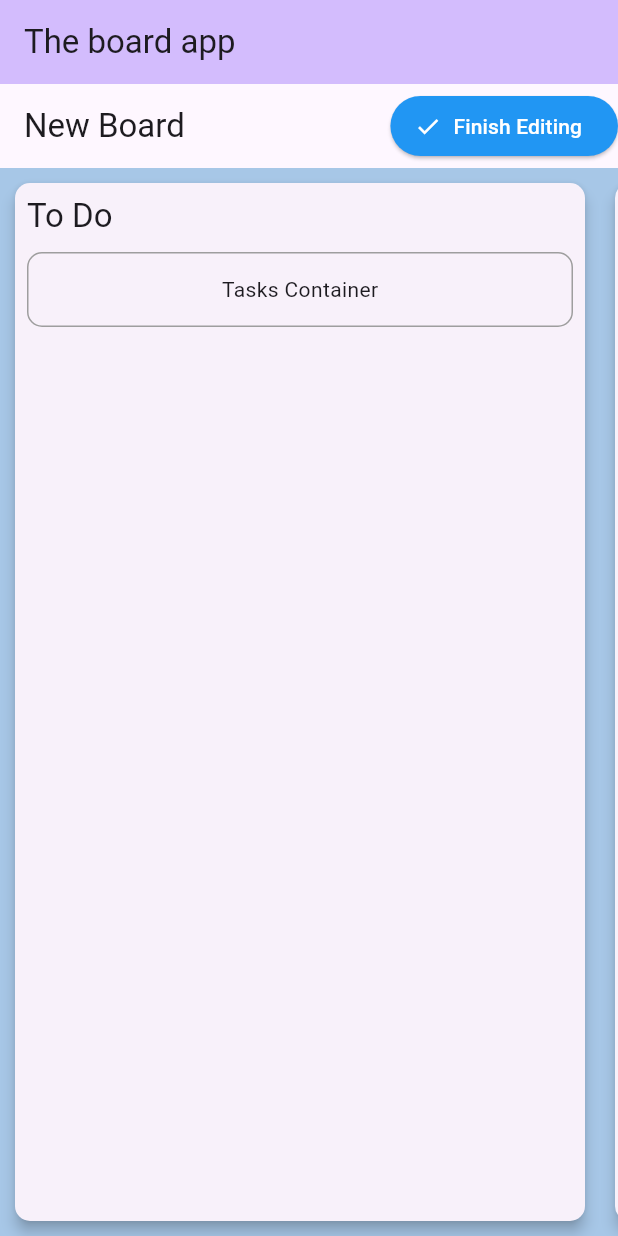
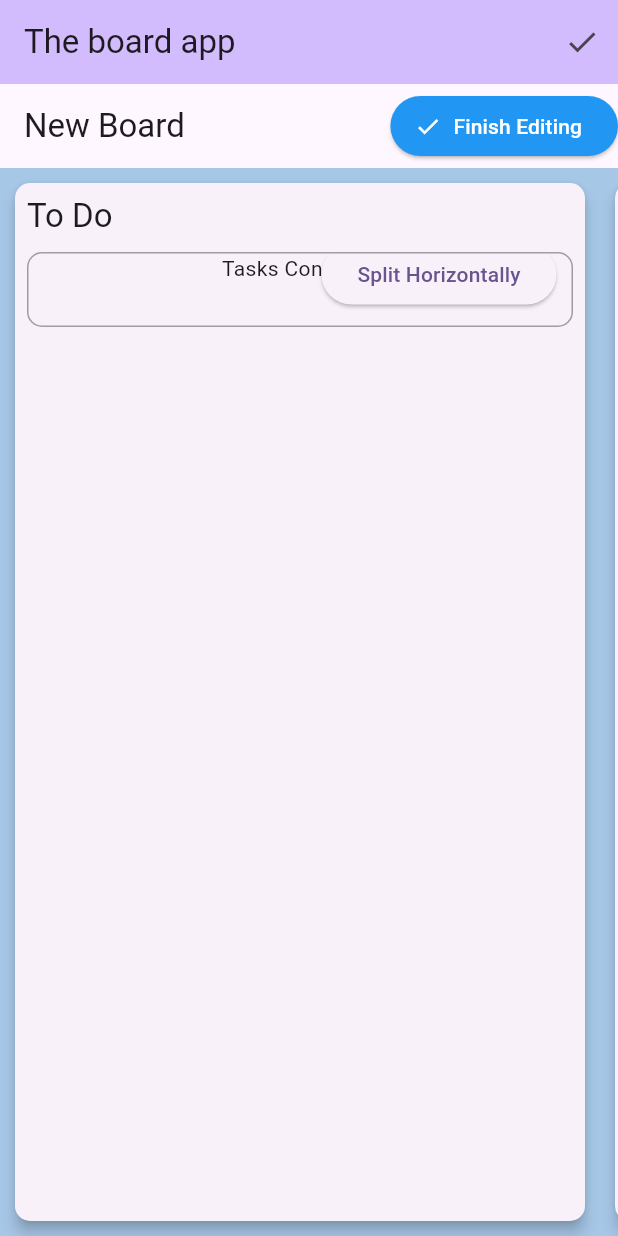
Before and after one commit to adriatech2020/board, a Flutter app: the screen it shows after launch, after a tap on "Edit Layout", on a phone screen of 412 x 824 dp. Run offline on Flutter 3.47's test engine with Material 3 defaults, Android fonts, the phone set to English and light mode, and no system bars.

Commit message:
Split horiyontally button added

```diff
--- a/lib/main.dart
+++ b/lib/main.dart
@@ -1,4 +1,5 @@
 import 'package:board/models/board_model.dart';
+import 'package:board/models/edit_mode_model.dart'; // Import EditModeModel
 import 'package:flutter/material.dart';
 import 'package:provider/provider.dart';
 import 'package:board/widgets/board.dart';
@@ -12,9 +13,12 @@ class MyApp extends StatelessWidget {
 
   @override
   Widget build(BuildContext context) {
-    // Wrap MaterialApp with ChangeNotifierProvider
-    return ChangeNotifierProvider(
-      create: (context) => BoardModel(), // Provide your BoardModel
+    // Use MultiProvider to provide both BoardModel and EditModeModel
+    return MultiProvider(
+      providers: [
+        ChangeNotifierProvider(create: (context) => BoardModel()),
+        ChangeNotifierProvider(create: (context) => EditModeModel()),
+      ],
       child: MaterialApp(
         title: 'Board',
         theme: ThemeData(
@@ -39,10 +43,20 @@ class BoardHomePage extends StatefulWidget {
 class _BoardHomePageState extends State<BoardHomePage> {
   @override
   Widget build(BuildContext context) {
+    // Access the EditModeModel using Provider
+    final editModeModel = Provider.of<EditModeModel>(context);
+
     return Scaffold(
       appBar: AppBar(
         backgroundColor: Theme.of(context).colorScheme.inversePrimary,
         title: Text(widget.title),
+        actions: <Widget>[
+          IconButton(
+            icon: Icon(editModeModel.isEditMode ? Icons.check : Icons.edit),
+            onPressed: () => editModeModel.toggleEditMode(),
+            tooltip: editModeModel.isEditMode ? 'Finish Editing' : 'Edit Layout',
+          ),
+        ],
       ),
       body: const Board(),
     );
--- /dev/null
+++ b/lib/models/edit_mode_model.dart
@@ -0,0 +1,12 @@
+import 'package:flutter/material.dart';
+
+class EditModeModel with ChangeNotifier {
+  bool _isEditMode = false;
+
+  bool get isEditMode => _isEditMode;
+
+  void toggleEditMode() {
+    _isEditMode = !_isEditMode;
+    notifyListeners();
+  }
+}
--- a/lib/widgets/board.dart
+++ b/lib/widgets/board.dart
@@ -3,6 +3,7 @@ import 'package:provider/provider.dart';
 import 'package:board/widgets/board_column.dart';
 import 'package:board/models/board_model.dart';
 import 'package:board/models/board_column_model.dart';
+import 'package:board/models/edit_mode_model.dart'; // Import EditModeModel
 
 class Board extends StatefulWidget {
   const Board({super.key});
@@ -12,21 +13,20 @@ class Board extends StatefulWidget {
 }
 
 class BoardState extends State<Board> {
-  bool _isEditMode = false;
-
   @override
   Widget build(BuildContext context) {
     final boardModel = Provider.of<BoardModel>(context);
     final config = boardModel.configuration;
+    final editModeModel = Provider.of<EditModeModel>(context); // Access EditModeModel
 
     return Scaffold(
       appBar: AppBar(
         title: Text(config.title),
         actions: [
           ElevatedButton.icon(
-            onPressed: _toggleEditMode,
-            icon: Icon(_isEditMode ? Icons.check : Icons.edit),
-            label: Text(_isEditMode ? 'Finish Editing' : 'Edit Layout'),
+            onPressed: () => editModeModel.toggleEditMode(), // Toggle edit mode using EditModeModel
+            icon: Icon(editModeModel.isEditMode ? Icons.check : Icons.edit),
+            label: Text(editModeModel.isEditMode ? 'Finish Editing' : 'Edit Layout'),
             style: ElevatedButton.styleFrom(
               foregroundColor: Colors.white,
               backgroundColor: Colors.blue,
@@ -39,14 +39,14 @@ class BoardState extends State<Board> {
         child: AnimatedList(
           key: boardModel.listKey,
           scrollDirection: Axis.horizontal,
-          initialItemCount: config.columns.length + (_isEditMode ? 1 : 0),
+          initialItemCount: config.columns.length + (editModeModel.isEditMode ? 1 : 0),
           itemBuilder: (context, index, animation) {
             if (index < config.columns.length) {
               var columnModel = BoardColumnModel();
               columnModel.updateConfiguration(config.columns[index]);
               return _buildAnimatedColumn(columnModel, animation);
             } else {
-              return _buildAddColumnButton(context);
+              return editModeModel.isEditMode ? _buildAddColumnButton(context) : const SizedBox.shrink();
             }
           },
         ),
@@ -54,28 +54,7 @@ class BoardState extends State<Board> {
     );
   }
 
-  void _toggleEditMode() {
-    setState(() {
-      _isEditMode = !_isEditMode;
-    });
-    _updateList();
-  }
-
-  void _updateList() {
-    final boardModel = Provider.of<BoardModel>(context, listen: false);
-    if (_isEditMode) {
-      boardModel.listKey.currentState
-          ?.insertItem(boardModel.configuration.columns.length);
-    } else {
-      boardModel.listKey.currentState?.removeItem(
-        boardModel.configuration.columns.length,
-        (context, animation) => _buildAddColumnButton(context),
-      );
-    }
-  }
-
-  Widget _buildAnimatedColumn(
-      BoardColumnModel model, Animation<double> animation) {
+  Widget _buildAnimatedColumn(BoardColumnModel model, Animation<double> animation) {
     return FadeTransition(
       opacity: animation,
       child: BoardColumn(model: model),
@@ -83,7 +62,6 @@ class BoardState extends State<Board> {
   }
 
   Widget _buildAddColumnButton(BuildContext context) {
-    if (_isEditMode) {
     final boardModel = Provider.of<BoardModel>(context, listen: false);
     return Container(
       alignment: Alignment.topCenter,
@@ -94,6 +72,4 @@ class BoardState extends State<Board> {
       ),
     );
   }
-    return const SizedBox.shrink();
 }
-}
--- a/lib/widgets/cards_area.dart
+++ b/lib/widgets/cards_area.dart
@@ -1,5 +1,7 @@
 import 'package:board/models/cards_area_model.dart';
+import 'package:board/models/edit_mode_model.dart';
 import 'package:flutter/material.dart';
+import 'package:provider/provider.dart';
 
 class CardsArea extends StatefulWidget {
   final CardsAreaModel model;
@@ -14,6 +16,9 @@ class CardsArea extends StatefulWidget {
 class _CardsAreaState extends State<CardsArea> {
   @override
   Widget build(BuildContext context) {
+    final isEditMode = Provider.of<EditModeModel>(context).isEditMode;
+
+    // Main container with decoration and constraints
     return Container(
       decoration: BoxDecoration(
         border: Border.all(
@@ -23,15 +28,20 @@ class _CardsAreaState extends State<CardsArea> {
         borderRadius: BorderRadius.circular(10), // Rounded corners
       ),
       constraints: const BoxConstraints(minHeight: 50), // Minimum height
-      child: widget.model.type == CardsAreaType.tasksContainer
-          ? _buildTasksContainer()
-          : _buildAreasContainer(),
+      child: Stack(
+        children: [
+          widget.model.type == CardsAreaType.tasksContainer
+              ? _buildTasksContainer()
+              : _buildAreasContainer(),
+          if (isEditMode) _buildSplitButton(), // Show button in edit mode
+        ],
+      ),
     );
   }
 
   Widget _buildTasksContainer() {
     // Placeholder for task cards container
-    return const Center(child: Text('Tasks Container')); // Placeholder content
+    return const Center(child: Text('Tasks Container'));
   }
 
   Widget _buildAreasContainer() {
@@ -42,4 +52,20 @@ class _CardsAreaState extends State<CardsArea> {
           .toList(),
     );
   }
+
+  Widget _buildSplitButton() {
+    return Positioned(
+      right: 10,
+      bottom: 10,
+      child: ElevatedButton(
+        onPressed: () => _handleSplitAction(),
+        child: const Text('Split Horizontally'),
+      ),
+    );
+  }
+
+  void _handleSplitAction() {
+    // Placeholder for future split logic
+    print('Split button pressed');
+  }
 }
```
Lines whose indentation alone changed are shown as unchanged.
